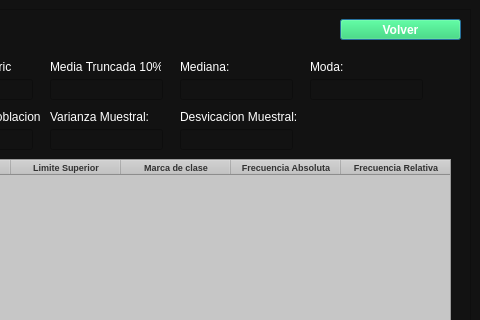
Above: View/viewContinuas.ui from Eduardo913/Probabilidad_Estadistica before the change; both pictures show x 379 to 859 and y 0 to 320 of the 859 by 674 pixel window. Below: the same form after it.
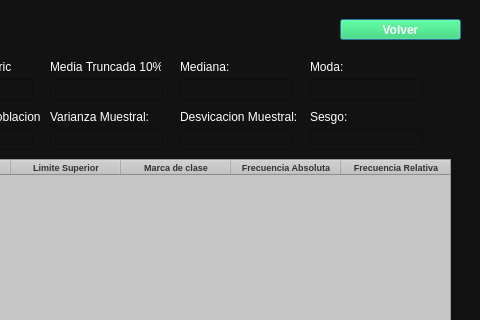
That is the form after the change. Custom widgets are drawn as their Qt base class.

Commit message: implementacion de la funcion de sesgo

Patch:
```diff
--- a/View/viewContinuas.ui
+++ b/View/viewContinuas.ui
@@ -760,6 +760,38 @@
         <bool>false</bool>
        </property>
       </widget>
+      <widget class="QLineEdit" name="Sesgo">
+       <property name="enabled">
+        <bool>false</bool>
+       </property>
+       <property name="geometry">
+        <rect>
+         <x>680</x>
+         <y>120</y>
+         <width>113</width>
+         <height>21</height>
+        </rect>
+       </property>
+       <property name="styleSheet">
+        <string notr="true">color: rgb(255, 255, 255);</string>
+       </property>
+      </widget>
+      <widget class="QLabel" name="label_18">
+       <property name="geometry">
+        <rect>
+         <x>680</x>
+         <y>100</y>
+         <width>121</width>
+         <height>16</height>
+        </rect>
+       </property>
+       <property name="styleSheet">
+        <string notr="true">color: rgb(255, 255, 255);</string>
+       </property>
+       <property name="text">
+        <string>Sesgo:</string>
+       </property>
+      </widget>
      </widget>
     </item>
    </layout>
```
The commit also changes 14 other files.
